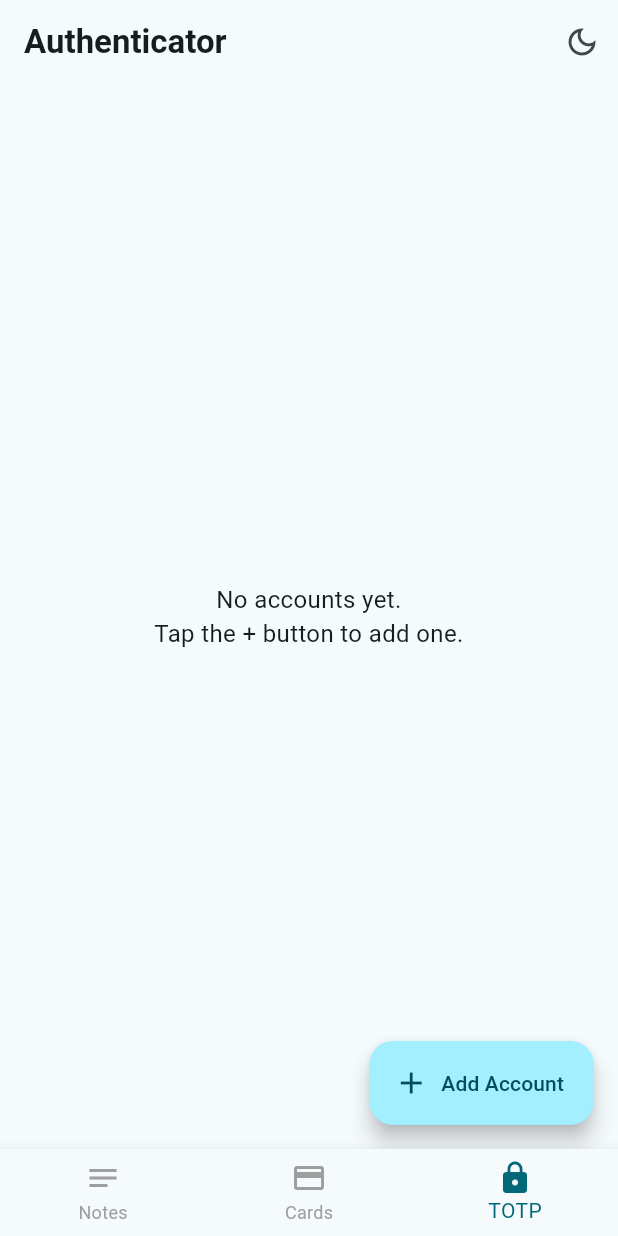
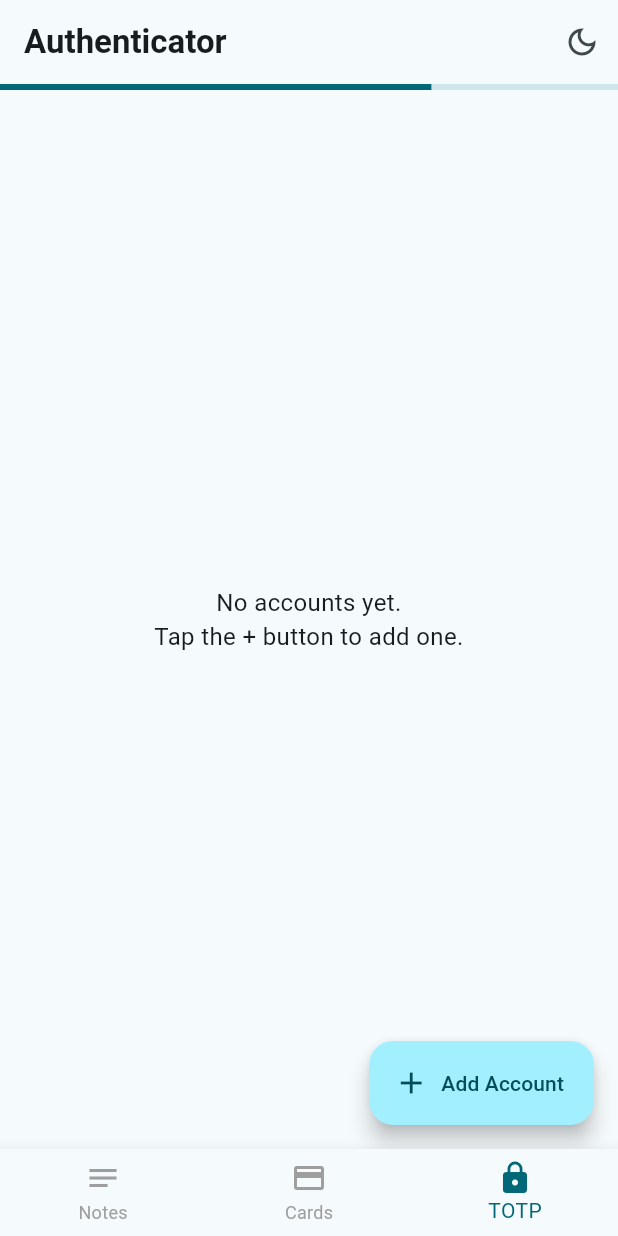
Before and after one commit to monees007/Wallet, a Flutter app: the screen it shows after launch, item 3 of the bottom bar chosen, on a phone screen of 412 x 824 dp. Run offline on Flutter 3.47's test engine with Material 3 defaults, Android fonts, the phone set to English and light mode, and no system bars; drawn by our look-alikes of dynamic_color; our stand-ins replace barcode_widget, drift, file_picker, flutter_secure_storage, google_fonts, image_picker and 2 more; missing offline and left inert: encrypt, otp, sqlcipher_flutter_libs, sqlite3; accounts and stored records are empty; generated files the repository leaves out were written again.

Commit message:
added totp support

```diff
--- a/lib/codes_page.dart
+++ b/lib/codes_page.dart
@@ -2,38 +2,57 @@ import 'dart:async';
 import 'package:flutter/material.dart';
 import 'package:flutter/services.dart';
 import 'package:otp/otp.dart';
-// import 'package:cached_network_image/cached_network_image.dart';
 
+// Assuming you have these files in your project structure
 import 'services/database.dart';
-import 'services/totp_service.dart';
+import 'services/totp_service.dart'; // For AddEditTOTPScreen
 
 class TOTPScreen extends StatefulWidget {
   final AppDatabase database;
   const TOTPScreen({super.key, required this.database});
+
   @override
   State<TOTPScreen> createState() => _TOTPScreenState();
 }
 
-class _TOTPScreenState extends State<TOTPScreen> {
+class _TOTPScreenState extends State<TOTPScreen> with SingleTickerProviderStateMixin {
   late Stream<List<VerificationCode>> _accountsStream;
   late Timer _timer;
-  // final Map<int, String> _totpCodes = {};
+  late AnimationController _animationController;
+  bool _isInitialized = false; // Flag to prevent build errors
 
   @override
   void initState() {
     super.initState();
     _accountsStream = widget.database.watchAllVerificationCodes();
-    _startTimer();
+
+    _animationController = AnimationController(
+      vsync: this,
+      duration: const Duration(seconds: 30),
+    );
+
+    _animationController.addListener(() {
+      if (mounted) setState(() {});
+    });
+
+    _startTimerAndAnimation();
+
+    // Set the flag to true only after all initializations are complete
+    _isInitialized = true;
   }
 
-  void _startTimer() {
-    // Update state every second to refresh UI (progress bar and codes)
-    _timer = Timer.periodic(const Duration(milliseconds: 10), (_) {
-      // The codes will be generated on-the-fly in the build method.
+  void _startTimerAndAnimation() {
+    _timer = Timer.periodic(const Duration(seconds: 1), (timer) {
+      if (DateTime.now().second % 30 == 0) {
+        _animationController.forward(from: 0.0);
+      }
       if (mounted) {
         setState(() {});
       }
     });
+
+    final initialSecondsElapsed = DateTime.now().second % 30;
+    _animationController.forward(from: initialSecondsElapsed / 30.0);
   }
 
   String _generateCodeForAccount(VerificationCode account) {
@@ -49,11 +68,12 @@ class _TOTPScreenState extends State<TOTPScreen> {
         isGoogle: true,
       );
     } catch (e) {
-      return 'Invalid Secret';
+      return '------';
     }
   }
 
   void _copyToClipboard(String code) {
+    if (code.contains('-')) return;
     Clipboard.setData(ClipboardData(text: code)).then((_) {
       ScaffoldMessenger.of(context).showSnackBar(
         const SnackBar(
@@ -78,6 +98,8 @@ class _TOTPScreenState extends State<TOTPScreen> {
           TextButton(
             onPressed: () => Navigator.of(context).pop(true),
             child: const Text('Delete'),
+            style: TextButton.styleFrom(
+                foregroundColor: Theme.of(context).colorScheme.error),
           ),
         ],
       ),
@@ -91,22 +113,35 @@ class _TOTPScreenState extends State<TOTPScreen> {
   @override
   void dispose() {
     _timer.cancel();
+    _animationController.dispose();
     super.dispose();
   }
 
-  int get _secondsRemaining => 30 - (DateTime.now().second % 30);
-  double get _progress => _secondsRemaining / 30.0;
-
   @override
   Widget build(BuildContext context) {
+    // Guard clause to prevent building before initState is complete
+    if (!_isInitialized) {
+      return const Scaffold(body: Center(child: CircularProgressIndicator()));
+    }
+
     final theme = Theme.of(context);
+    final int secondsRemaining = 30 - (DateTime.now().second % 30);
+    final bool isExpiring = secondsRemaining < 6;
+    final Color expiringColor = isExpiring ? Colors.red : theme.colorScheme.primary;
 
     return Scaffold(
-
-      body: StreamBuilder<List<VerificationCode>>(
+      body: Column(
+        children: [
+          LinearProgressIndicator(
+            value: 1.0 - _animationController.value,
+            // backgroundColor: Colors.grey.shade300,
+            valueColor: AlwaysStoppedAnimation<Color>(expiringColor),
+          ),
+          Expanded(
+            child: StreamBuilder<List<VerificationCode>>(
               stream: _accountsStream,
               builder: (context, snapshot) {
-          if (snapshot.connectionState == ConnectionState.waiting) {
+                if (snapshot.connectionState == ConnectionState.waiting && !snapshot.hasData) {
                   return const Center(child: CircularProgressIndicator());
                 }
                 if (snapshot.hasError) {
@@ -132,46 +167,73 @@ class _TOTPScreenState extends State<TOTPScreen> {
 
                     return Card(
                       elevation: 0,
+
                       color: theme.colorScheme.onSecondaryFixedVariant,
+
                       margin: const EdgeInsets.symmetric(vertical: 6),
+
                       child: Column(
                         mainAxisAlignment: MainAxisAlignment.center,
+
                         crossAxisAlignment: CrossAxisAlignment.end,
+
                         children: [
                           ListTile(
                             onTap: () => _copyToClipboard(code),
+
                             // leading: CircleAvatar(
-                      //   backgroundColor: theme.colorScheme.surfaceContainerHighest,
-                      //   foregroundImage: (account.logoUrl != null && account.logoUrl!.isNotEmpty)
-                      //       ? CachedNetworkImageProvider(account.logoUrl!)
-                      //       : null,
-                      //   child: Text(account.issuer.isNotEmpty ? account.issuer[0].toUpperCase() : '?',style: TextStyle(color: theme.colorScheme.primary,fontSize: 30),),
+
+                            // backgroundColor: theme.colorScheme.surfaceContainerHighest,
+
+                            // foregroundImage: (account.logoUrl != null && account.logoUrl!.isNotEmpty)
+
+                            // ? CachedNetworkImageProvider(account.logoUrl!)
+
+                            // : null,
+
+                            // child: Text(account.issuer.isNotEmpty ? account.issuer[0].toUpperCase() : '?',style: TextStyle(color: theme.colorScheme.primary,fontSize: 30),),
+
                             // ),
-                      title: Text(account.issuer, style: const TextStyle(fontWeight: FontWeight.bold, fontSize: 30)),
+                            title: Text(
+                              account.issuer,
+                              style: const TextStyle(
+                                fontWeight: FontWeight.bold,
+                                fontSize: 30,
+                              ),
+                            ),
+
                             subtitle: Text(account.accountName),
+
                             trailing: SizedBox(
                               width: 140, // Adjust width as needed
+
                               child: Text(
                                 code,
+
                                 style: TextStyle(
                                   fontSize: 32,
+
                                   fontWeight: FontWeight.bold,
+
                                   color: theme.colorScheme.primary,
+
                                   letterSpacing: 2.0,
                                 ),
                               ),
                             ),
-                      contentPadding: const EdgeInsets.symmetric(horizontal: 16, vertical: 8),
-                      onLongPress: () => _deleteAccount(account.id), // Or use an icon button
+
+                            contentPadding: const EdgeInsets.symmetric(
+                              horizontal: 16,
+                              vertical: 8,
                             ),
+
+                            onLongPress:
+                                () => _deleteAccount(
+                              account.id,
+                            ), // Or use an icon button
+                          ),
+
                           const SizedBox(height: 0),
-                    LinearProgressIndicator(
-                      value: _progress,
-                      // backgroundColor: Colors.grey.shade300,
-                      valueColor: AlwaysStoppedAnimation<Color>(
-                        _secondsRemaining < 6 ? Colors.red : theme.colorScheme.primary,
-                      ),
-                    ),
                         ],
                       ),
                     );
@@ -179,11 +241,16 @@ class _TOTPScreenState extends State<TOTPScreen> {
                 );
               },
             ),
+          ),
+        ],
+      ),
       floatingActionButton: FloatingActionButton.extended(
         onPressed: () {
           Navigator.push(
             context,
-            MaterialPageRoute(builder: (context) => AddEditTOTPScreen(database: widget.database)),
+            MaterialPageRoute(
+                builder: (context) =>
+                    AddEditTOTPScreen(database: widget.database)),
           );
         },
         icon: const Icon(Icons.add),
```
Also changed, not shown: pubspec.yaml (+4 -4 lines), 1 other file. Lines whose indentation alone changed are shown as unchanged.
